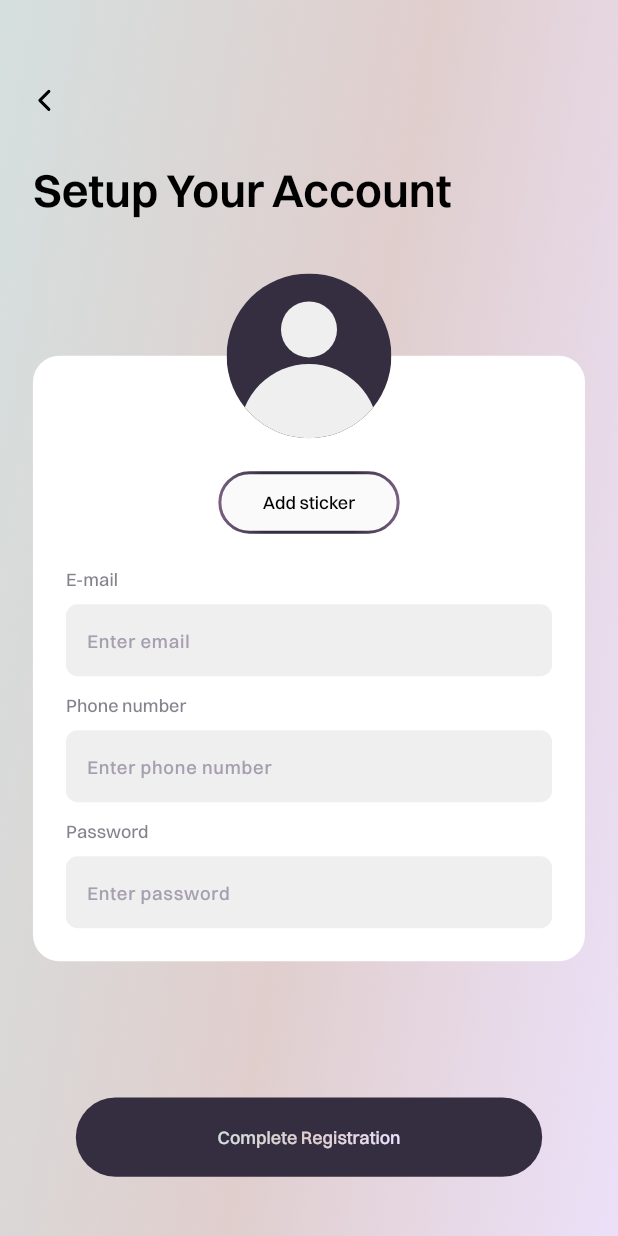
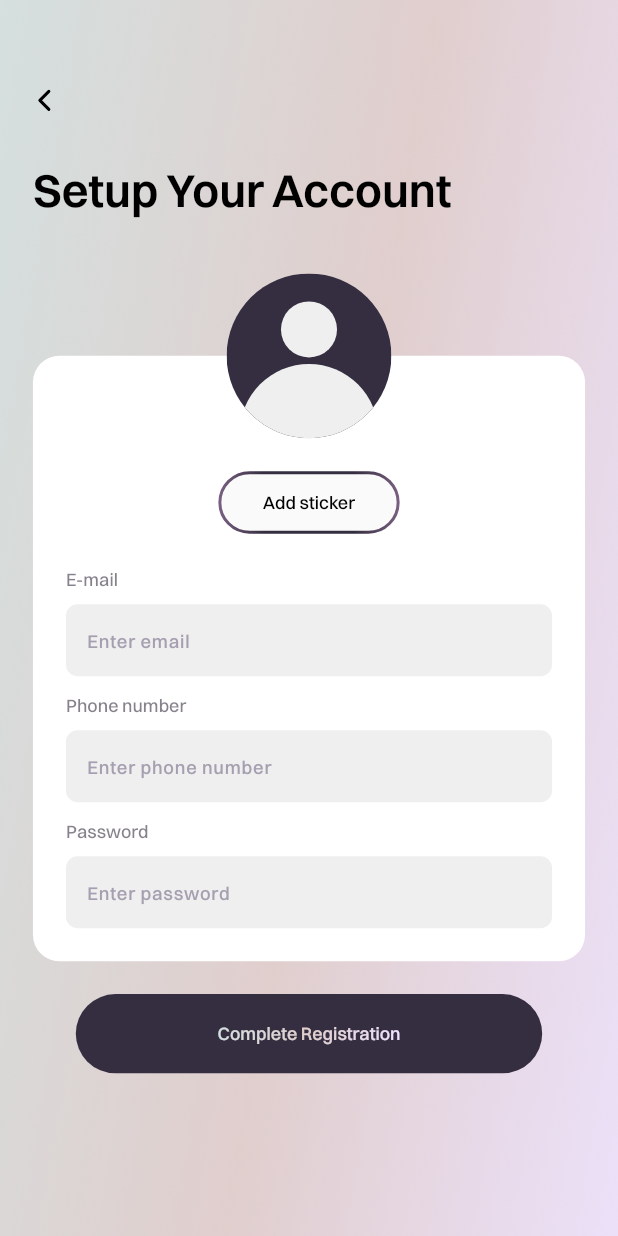
Before and after one commit to priyankgandhi0/self_growth, a Flutter app: the SignUpScreen screen opened by its route, on a phone screen of 412 x 824 dp. Run offline on Flutter 3.47's test engine with Material 2 defaults, Android fonts, the phone set to English and light mode, and no system bars; drawn by our look-alikes of simple_gradient_text; our stand-ins replace audioplayers, device_info, file_picker, flutter_screenutil, flutter_slidable, flutter_svg and 10 more; accounts and stored records are empty.

Commit message:
required changes

```diff
--- a/lib/ui/screens/auth/sign_up/sign_up_screen.dart
+++ b/lib/ui/screens/auth/sign_up/sign_up_screen.dart
@@ -20,16 +20,22 @@ class SignUpScreen extends StatelessWidget {
   Widget build(BuildContext context) {
     return GetBuilder<SignUpController>(builder: (ctrl) {
       return Scaffold(
+        // resizeToAvoidBottomInset: false,
         body: Stack(
+          clipBehavior: Clip.none,
           children: [
-            Container(
+            Positioned(
               height: Get.height,
+              width: Get.width,
+              child: Container(
                 decoration: const BoxDecoration(
                     image: DecorationImage(
                         image: AssetImage(Assets.imagesBackGroundImage),
                         fit: BoxFit.fill)),
-              child: SingleChildScrollView(
-                physics: const AlwaysScrollableScrollPhysics(),
+              ),
+            ),
+            SingleChildScrollView(
+              physics: const BouncingScrollPhysics(),
               child: Column(
                 mainAxisSize: MainAxisSize.min,
                 crossAxisAlignment: CrossAxisAlignment.start,
@@ -101,22 +107,15 @@ class SignUpScreen extends StatelessWidget {
                       ],
                     ).paddingSymmetric(vertical: 20.w, horizontal: 20.w),
                   ),
-                    80.w.spaceH(),
-                  ],
-                ),
-              ),
-            ),
-            Positioned(
-              bottom: 0,
-              right: 0,
-              left: 0,
-              child: RoundAppButton(
+                  20.w.spaceH(),
+                  RoundAppButton(
                     title: completeRegistrationText,
                     onTap: () {
                       ctrl.userRegistration();
-
                     },
                   ).paddingOnly(left: 46.w, right: 46.w, bottom: 36.w),
+                ],
+              ),
             ),
           ],
         ),
--- a/lib/ui/widgets/app_bottom_sheet_dialog.dart
+++ b/lib/ui/widgets/app_bottom_sheet_dialog.dart
@@ -14,7 +14,6 @@ Future<Object?> appCustomBottomSheet({
     backgroundColor: Colors.transparent,
     isDismissible: isDismissible ?? true,
     context: context,
-    useSafeArea: true,
     elevation: 0,
     isScrollControlled: true,
     builder: (BuildContext context1) {
--- a/lib/ui/widgets/start_up_text_field.dart
+++ b/lib/ui/widgets/start_up_text_field.dart
@@ -113,6 +113,8 @@ class _AppTextFieldState extends State<AppTextField> {
         if (widget.labelText.isNotEmpty) (8).spaceH(),
         SizedBox(
           child: TextFormField(
+            scrollPadding: EdgeInsets.symmetric(
+                vertical: MediaQuery.of(context).viewInsets.bottom),
             obscuringCharacter: widget.obscuringCharacter,
             maxLines: widget.maxLines,
             controller: widget.textEditingController,
```
Also changed, not shown: lib/main.dart (+5 -2 lines), lib/ui/screens/auth/personal_info/personal_info_screen.dart (+7 -8 lines). Lines whose indentation alone changed are shown as unchanged.
